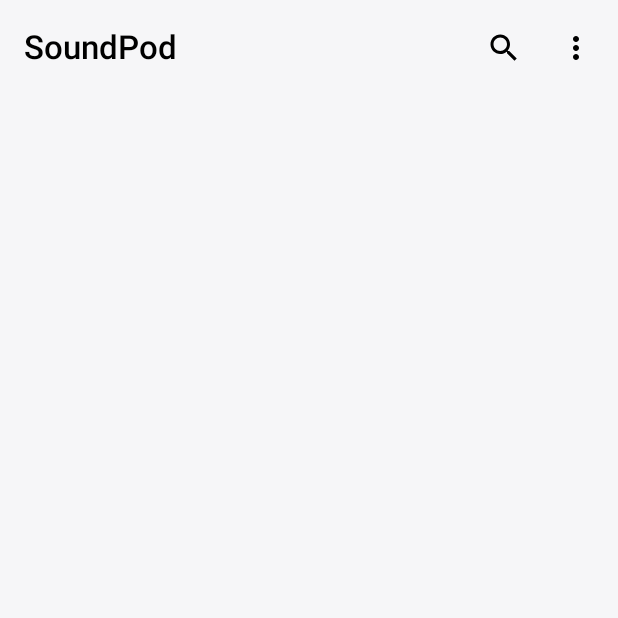
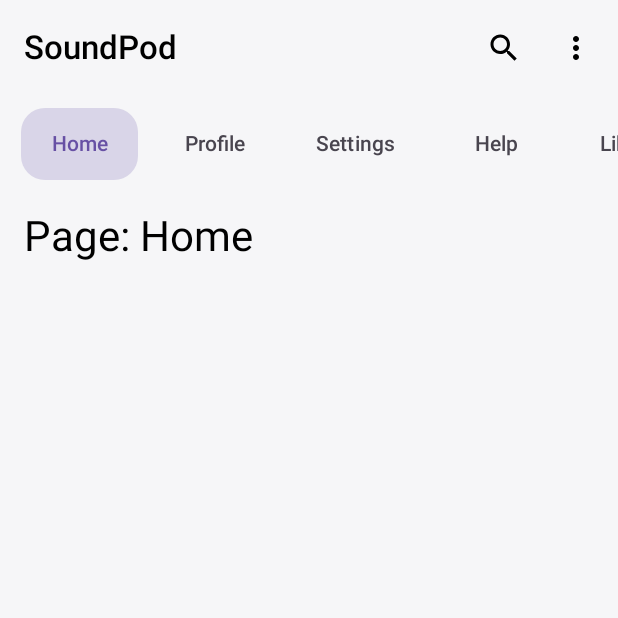
Before and after one commit to arunnechully/SoundPod, an Android app built with Jetpack Compose: the screen it shows after launch (MainActivity), on a phone screen of 412 x 824 dp, the top half of it. Run offline under Robolectric (Android 15) with nearby library versions, the phone set to English and light mode, and no system bars.

Commit message:
v1.0 added pager and horizontal menu

```diff
--- /dev/null
+++ b/app/src/main/java/com/soundpod/music/ui/components/MenuList.kt
@@ -0,0 +1,84 @@
+package com.soundpod.music.ui.components
+
+import androidx.compose.foundation.background
+import androidx.compose.foundation.layout.Column
+import androidx.compose.foundation.layout.padding
+import androidx.compose.foundation.pager.PagerState
+import androidx.compose.foundation.pager.rememberPagerState
+import androidx.compose.foundation.shape.RoundedCornerShape
+import androidx.compose.material3.MaterialTheme
+import androidx.compose.material3.ScrollableTabRow
+import androidx.compose.material3.Tab
+import androidx.compose.material3.Text
+import androidx.compose.runtime.Composable
+import androidx.compose.runtime.LaunchedEffect
+import androidx.compose.runtime.getValue
+import androidx.compose.runtime.mutableIntStateOf
+import androidx.compose.runtime.remember
+import androidx.compose.runtime.rememberCoroutineScope
+import androidx.compose.runtime.setValue
+import androidx.compose.ui.Modifier
+import androidx.compose.ui.draw.clip
+import androidx.compose.ui.graphics.Color
+import androidx.compose.ui.unit.dp
+import kotlinx.coroutines.launch
+
+@Composable
+fun TransparentHorizontalMenu() {
+    val tabs = listOf(
+        "Home", "Profile", "Settings", "Help",
+        "Library", "Artists", "Playlists", "Genres"
+    )
+
+    val pagerState = rememberPagerState(initialPage = 0, pageCount = { tabs.size })
+    val coroutineScope = rememberCoroutineScope()
+    var selectedTabIndex by remember { mutableIntStateOf(0) }
+
+    Column {
+        // Tab Row
+        ScrollableTabRow(
+            selectedTabIndex = selectedTabIndex,
+            edgePadding = 8.dp,
+            containerColor = Color.Transparent,
+            divider = {}, // remove bottom divider
+            indicator = {} // remove underline indicator
+        ) {
+            tabs.forEachIndexed { index, title ->
+                val isSelected = selectedTabIndex == index
+                val backgroundColor =
+                    if (isSelected) MaterialTheme.colorScheme.primary.copy(alpha = 0.2f)
+                    else Color.Transparent
+
+                Tab(
+                    selected = isSelected,
+                    onClick = {
+                        selectedTabIndex = index
+                        // Scroll pager to the selected tab
+                        coroutineScope.launch { pagerState.scrollToPage(index) }
+                    },
+                    modifier = Modifier
+                        .padding(horizontal = 6.dp, vertical = 4.dp)
+                        .clip(RoundedCornerShape(16.dp))
+                        .background(backgroundColor),
+                    text = {
+                        Text(
+                            text = title,
+                            color = if (isSelected)
+                                MaterialTheme.colorScheme.primary
+                            else
+                                MaterialTheme.colorScheme.onSurfaceVariant
+                        )
+                    }
+                )
+            }
+        }
+
+        // Pager
+        TabsPager(tabs = tabs, pagerState = pagerState)
+
+        // Sync selected tab with pager page
+        LaunchedEffect(pagerState.currentPage) {
+            selectedTabIndex = pagerState.currentPage
+        }
+    }
+}
--- /dev/null
+++ b/app/src/main/java/com/soundpod/music/ui/components/Pager.kt
@@ -0,0 +1,27 @@
+package com.soundpod.music.ui.components
+
+import androidx.compose.foundation.layout.fillMaxSize
+import androidx.compose.foundation.layout.padding
+import androidx.compose.foundation.pager.HorizontalPager
+import androidx.compose.foundation.pager.PagerState
+import androidx.compose.material3.MaterialTheme
+import androidx.compose.material3.Text
+import androidx.compose.runtime.Composable
+import androidx.compose.ui.Modifier
+import androidx.compose.ui.unit.dp
+
+@Composable
+fun TabsPager(tabs: List<String>, pagerState: PagerState) {
+    HorizontalPager(
+        state = pagerState,
+        modifier = Modifier.fillMaxSize()
+    ) { page ->
+        Text(
+            text = "Page: ${tabs[page]}",
+            modifier = Modifier
+                .fillMaxSize()
+                .padding(16.dp),
+            style = MaterialTheme.typography.headlineMedium
+        )
+    }
+}
--- a/app/src/main/java/com/soundpod/music/ui/screens/HomeScreen.kt
+++ b/app/src/main/java/com/soundpod/music/ui/screens/HomeScreen.kt
@@ -1,12 +1,16 @@
 package com.soundpod.music.ui.screens
 
 import androidx.compose.foundation.layout.Column
+import androidx.compose.foundation.layout.Spacer
 import androidx.compose.foundation.layout.fillMaxSize
+import androidx.compose.foundation.layout.padding
 import androidx.compose.foundation.layout.statusBarsPadding
 import androidx.compose.runtime.Composable
 import androidx.compose.ui.Modifier
+import androidx.compose.ui.unit.dp
 import androidx.navigation.NavController
 import com.soundpod.music.ui.components.TopBar
+import com.soundpod.music.ui.components.TransparentHorizontalMenu
 
 @Composable
 fun HomeScreen(
@@ -18,5 +22,10 @@ fun HomeScreen(
             .statusBarsPadding()
     ) {
         TopBar()
+        Spacer(
+            modifier = Modifier
+                .padding(vertical = 2.dp)
+        )
+        TransparentHorizontalMenu()
     }
 }
```
